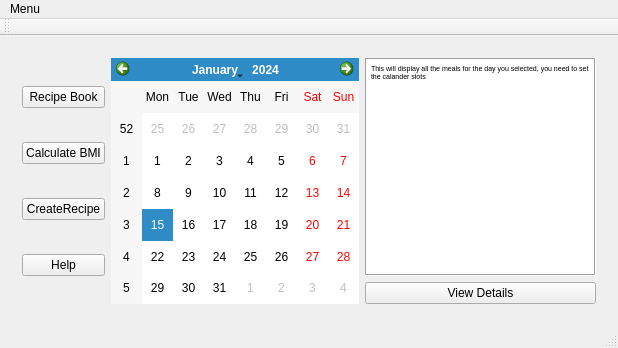
This is mealplanner/mainwindow.ui in escobaros-dos/mealplanner as Qt 5 draws it before an edit. The edited form follows.
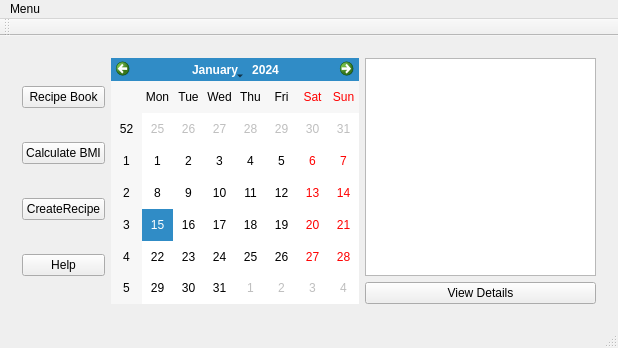
This is the edited form.

Diff of the .ui file:
```diff
--- a/mealplanner/mainwindow.ui
+++ b/mealplanner/mainwindow.ui
@@ -60,28 +60,8 @@
            <property name="sizeConstraint">
             <enum>QLayout::SetDefaultConstraint</enum>
            </property>
-           <item alignment="Qt::AlignLeft">
-            <widget class="QTextBrowser" name="ListMealsTextBrowser">
-             <property name="autoFillBackground">
-              <bool>false</bool>
-             </property>
-             <property name="frameShape">
-              <enum>QFrame::Box</enum>
-             </property>
-             <property name="documentTitle">
-              <string/>
-             </property>
-             <property name="html">
-              <string>&lt;!DOCTYPE HTML PUBLIC &quot;-//W3C//DTD HTML 4.0//EN&quot; &quot;http://www.w3.org/TR/REC-html40/strict.dtd&quot;&gt;
-&lt;html&gt;&lt;head&gt;&lt;meta name=&quot;qrichtext&quot; content=&quot;1&quot; /&gt;&lt;style type=&quot;text/css&quot;&gt;
-p, li { white-space: pre-wrap; }
-&lt;/style&gt;&lt;/head&gt;&lt;body style=&quot; font-family:'MS Shell Dlg 2'; font-size:8.25pt; font-weight:400; font-style:normal;&quot;&gt;
-&lt;p style=&quot; margin-top:0px; margin-bottom:0px; margin-left:0px; margin-right:0px; -qt-block-indent:0; text-indent:0px;&quot;&gt;&lt;span style=&quot; font-size:5.5pt;&quot;&gt;This will display all the meals for the day you selected, you need to set the calander slots&lt;/span&gt;&lt;/p&gt;&lt;/body&gt;&lt;/html&gt;</string>
-             </property>
-             <property name="tabStopWidth">
-              <number>50</number>
-             </property>
-            </widget>
+           <item>
+            <widget class="QListWidget" name="listOfMeals"/>
            </item>
            <item>
             <widget class="QPushButton" name="ViewDetailsButton">
```
Left out of the diff: 2 changed lines with no effect on the pictures.
